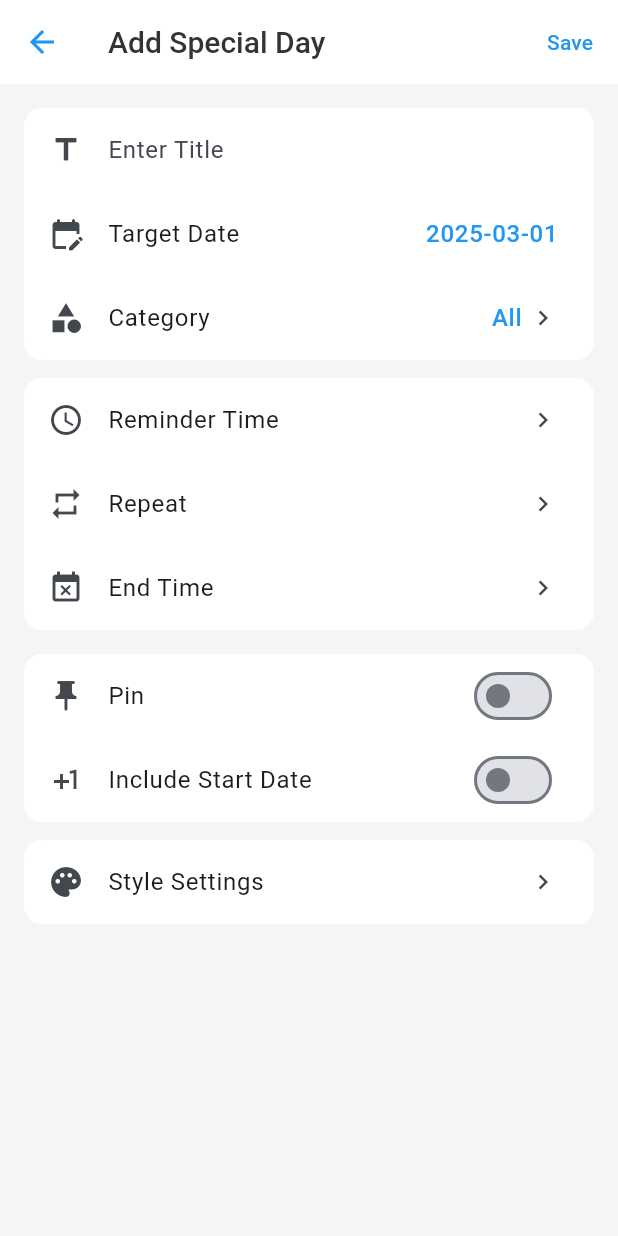
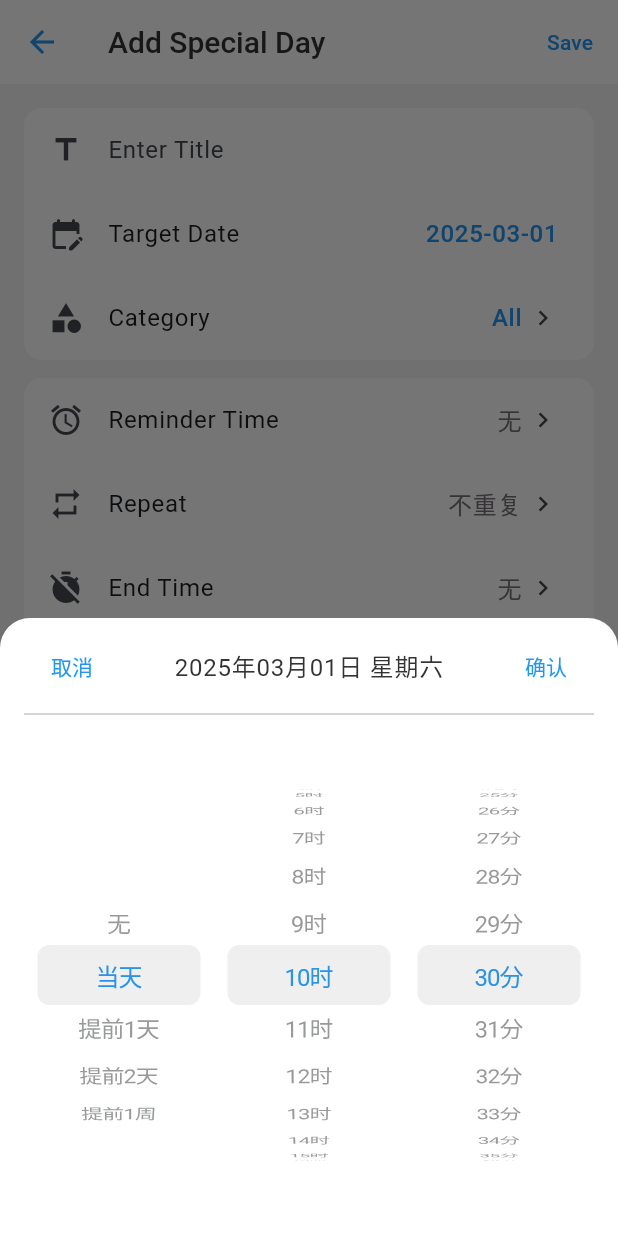
Before and after one commit to Airlur/remind_me, a Flutter app: the AddEventPage screen opened by its route, after a tap on "Reminder Time", on a phone screen of 412 x 824 dp. Run offline on Flutter 3.47's test engine with Material 3 defaults, Android fonts, the phone set to English and light mode, and no system bars; our stand-ins replace equatable, flutter_bloc, flutter_slidable, get_it, hive, hive_flutter and 3 more; missing offline and left inert: lunar; accounts and stored records are empty.

Commit message:
feat：提醒、重复功能界面弹窗搭建

```diff
--- a/lib/models/event.dart
+++ b/lib/models/event.dart
@@ -27,6 +27,22 @@ enum BackgroundType {
   image,
   @HiveField(3)
   animation
+}
+
+@HiveType(typeId: 3)
+enum Repeat {
+  @HiveField(0)
+  none,
+  @HiveField(1)
+  daily,
+  @HiveField(2)
+  weekly,
+  @HiveField(3)
+  monthly,
+  @HiveField(4)
+  yearly,
+  @HiveField(5)
+  custom,
 }
 
 @HiveType(typeId: 0)
@@ -88,6 +104,12 @@ class Event extends Equatable {
   @HiveField(18, defaultValue: false)
   final bool includeStartDay;
 
+  @HiveField(19)
+  final Repeat? repeat;
+
+  @HiveField(20)
+  final DateTime? endTime;
+
   const Event({
     required this.id,
     required this.title,
@@ -108,6 +130,8 @@ class Event extends Equatable {
     this.iconName,
     this.reminderTime,
     this.includeStartDay = false,
+    this.repeat,
+    this.endTime,
   });
 
   Color? get backgroundColor =>
@@ -347,6 +371,8 @@ class Event extends Equatable {
     String? iconName,
     DateTime? reminderTime,
     bool? includeStartDay,
+    Repeat? repeat,
+    DateTime? endTime,
   }) {
     return Event(
       id: id ?? this.id,
@@ -368,6 +394,8 @@ class Event extends Equatable {
       iconName: iconName ?? this.iconName,
       reminderTime: reminderTime ?? this.reminderTime,
       includeStartDay: includeStartDay ?? this.includeStartDay,
+      repeat: repeat ?? this.repeat,
+      endTime: endTime ?? this.endTime,
     );
   }
 
@@ -392,5 +420,7 @@ class Event extends Equatable {
     iconName,
     reminderTime,
     includeStartDay,
+    repeat,
+    endTime,
   ];
 }
--- a/lib/views/pages/date/add_event_page.dart
+++ b/lib/views/pages/date/add_event_page.dart
@@ -4,7 +4,7 @@ import 'package:remind_me/blocs/event/event_bloc.dart';
 import 'package:remind_me/blocs/event/event_event.dart';
 import 'package:remind_me/models/event.dart';
 import 'package:uuid/uuid.dart';
-import 'components/date_picker.dart';
+import 'components/picker/date_picker.dart';
 import 'package:remind_me/l10n/l10n.dart';
 import 'style_settings_page.dart';
 import 'components/category/category_select_page.dart';
@@ -12,6 +12,11 @@ import 'package:remind_me/models/category.dart';
 import 'package:remind_me/utils/common/icon_mapping.dart';
 import 'package:remind_me/utils/common/logger_utils.dart';
 import 'package:remind_me/utils/common/lunar_utils.dart';
+import 'package:intl/intl.dart';
+import 'package:remind_me/theme/app_colors.dart';
+import 'components/picker/reminder_time_picker.dart';
+import 'components/picker/repeat_rule_picker.dart';
+import 'components/picker/end_time_picker.dart';
 
 class AddEventPage extends StatefulWidget {
   const AddEventPage({super.key});
@@ -35,6 +40,9 @@ class _AddEventPageState extends State<AddEventPage> {
   String? _animationType;
   String? _iconName;
   String? _fontFamily;
+  DateTime? _reminderTime;
+  Repeat? _repeat;
+  DateTime? _endTime;
 
   @override
   void dispose() {
@@ -66,13 +74,15 @@ class _AddEventPageState extends State<AddEventPage> {
       animationType: _animationType,
       iconName: _iconName,
       fontFamily: _fontFamily,
+      repeat: _repeat,
+      endTime: _endTime,
     );
 
     context.read<EventBloc>().add(AddEvent(event));
     Navigator.of(context).pop();
   }
 
-  Future<void> _showDatePicker() async {
+  Future<void> _showDatePicker(T) async {
     await showModalBottomSheet(
       context: context,
       backgroundColor: Theme.of(context).colorScheme.surface,
@@ -122,8 +132,60 @@ class _AddEventPageState extends State<AddEventPage> {
     });
   }
 
+  Future<void> _showReminderTimePicker() async {
+    await showModalBottomSheet(
+      context: context,
+      builder: (BuildContext context) {
+        return ReminderTimePicker(
+          initialTime: _reminderTime ?? DateTime.now(),
+          onTimeChanged: (newTime) {
+            setState(() {
+              _reminderTime = newTime;
+            });
+          },
+        );
+      },
+    );
+  }
+
+  Future<void> _showRepeatRulePicker() async {
+    // TODO: 实现重复规则选择
+    await showModalBottomSheet(
+      context: context,
+      builder: (BuildContext context) {
+        return RepeatRulePicker(
+          initialRepeat: _repeat ?? Repeat.none,
+          onRepeatChanged: (newRepeat) {
+            setState(() {
+              _repeat = newRepeat;
+            });
+          },
+        );
+      },
+    );
+  }
+
+  Future<void> _showEndTimePicker() async {
+    // TODO: 实现结束时间选择
+    await showModalBottomSheet(
+      context: context,
+      builder: (BuildContext context) {
+        return EndTimePicker(
+          initialTime: _endTime ?? DateTime.now(),
+          onTimeChanged: (newTime) {
+            setState(() {
+              _endTime = newTime;
+            });
+          },
+        );
+      },
+    );
+  }
+
   @override
   Widget build(BuildContext context) {
+    final theme = Theme.of(context);
+
     return Scaffold(
       appBar: AppBar(
         title: Text(context.l10n.addSpecialDay),
@@ -164,7 +226,7 @@ class _AddEventPageState extends State<AddEventPage> {
                       LunarUtils.formatDate(_targetDate, _isLunar),
                       style: const TextStyle(fontSize: 16, color: Colors.blue),
                     ),
-                    onTap: _showDatePicker,
+                    onTap: () => _showDatePicker(theme),
                   ),
                   ListTile(
                     leading: const Icon(Icons.category),
@@ -175,13 +237,13 @@ class _AddEventPageState extends State<AddEventPage> {
                         if (_categoryIconName != null) Icon(
                           CategoryIconMapping.getIcon(_categoryIconName!),
                           size: 20,
-                          color: Theme.of(context).colorScheme.primary,
+                          color: theme.colorScheme.primary,
                         ),
                         if (_category != null) const SizedBox(width: 4),
                         Text(
                           _category ?? context.l10n.all,
                           style: TextStyle(
-                            color: Theme.of(context).colorScheme.primary,
+                            color: theme.colorScheme.primary,
                             fontSize: 16
                           )
                         ),
@@ -202,30 +264,73 @@ class _AddEventPageState extends State<AddEventPage> {
               child: Column(
                 children: [
                   ListTile(
-                    leading: const Icon(Icons.access_time),
-                    // title: Text(context.l10n.reminderTime),
+                    leading: const Icon(Icons.access_alarm),
                     title: Text(context.l10n.reminderTime),
-                    trailing: const Icon(Icons.chevron_right, size: 20),
-                    onTap: () {
-                      // TODO: 实现提醒时间选择
-                    },
+                    trailing: Row(
+                      mainAxisSize: MainAxisSize.min,
+                      children: [
+                        Text(
+                          _reminderTime != null
+                            ? DateFormat('yyyy-MM-dd HH:mm').format(_reminderTime!)
+                            : '无',
+                          style: TextStyle(
+                            color: _reminderTime != null
+                              ? theme.colorScheme.primary
+                              : AppColors.iconGrayColor,
+                            fontSize: 16,
+                          ),
+                        ),
+                        const SizedBox(width: 4),
+                        const Icon(Icons.chevron_right, size: 20),
+                      ],
+                    ),
+                    onTap: _showReminderTimePicker,
                   ),
                   ListTile(
                     leading: const Icon(Icons.repeat),
-                    // title: Text(context.l10n.repeat),
                     title: Text(context.l10n.repeat),
-                    trailing: const Icon(Icons.chevron_right, size: 20),
-                    onTap: () {
-                      // TODO: 实现重复规则选择
-                    },
+                    trailing: Row(
+                      mainAxisSize: MainAxisSize.min,
+                      children: [
+                        Text(
+                          _repeat != null
+                            ? _repeat.toString().split('.').last
+                            : '不重复',
+                          style: TextStyle(
+                            color: _repeat != null
+                              ? theme.colorScheme.primary
+                              : AppColors.iconGrayColor,
+                            fontSize: 16,
+                          ),
+                        ),
+                        const SizedBox(width: 4),
+                        const Icon(Icons.chevron_right, size: 20),
+                      ],
+                    ),
+                    onTap: _showRepeatRulePicker,
                   ),
                   ListTile(
-                    leading: const Icon(Icons.event_busy),
+                    leading: const Icon(Icons.timer_off),
                     title: Text(context.l10n.endTime),
-                    trailing: const Icon(Icons.chevron_right, size: 20),
-                    onTap: () {
-                      // TODO: 实现结束时间选择
-                    },
+                    trailing: Row(
+                      mainAxisSize: MainAxisSize.min,
+                      children: [
+                        Text(
+                          _endTime != null
+                            ? DateFormat('yyyy-MM-dd HH:mm').format(_endTime!)
+                            : '无',
+                          style: TextStyle(
+                            color: _endTime != null
+                              ? theme.colorScheme.primary
+                              : AppColors.iconGrayColor,
+                            fontSize: 16,
+                          ),
+                        ),
+                        const SizedBox(width: 4),
+                        const Icon(Icons.chevron_right, size: 20),
+                      ],
+                    ),
+                    onTap: _showEndTimePicker,
                   ),
                 ],
               ),
--- /dev/null
+++ b/lib/views/pages/date/components/picker/reminder_time_picker.dart
@@ -0,0 +1,163 @@
+import 'package:flutter/material.dart';
+import 'package:intl/intl.dart';
+import 'package:flutter/cupertino.dart';
+
+class ReminderTimePicker extends StatefulWidget {
+  final DateTime initialTime;
+  final ValueChanged<DateTime> onTimeChanged;
+
+  const ReminderTimePicker({
+    Key? key,
+    required this.initialTime,
+    required this.onTimeChanged,
+  }) : super(key: key);
+
+  @override
+  _ReminderTimePickerState createState() => _ReminderTimePickerState();
+}
+
+class _ReminderTimePickerState extends State<ReminderTimePicker> {
+  late int selectedHour;
+  late int selectedMinute;
+  late DateTime selectedDate;
+  late int selectedDateIndex;
+
+  @override
+  void initState() {
+    super.initState();
+    selectedHour = widget.initialTime.hour;
+    selectedMinute = widget.initialTime.minute;
+    selectedDate = widget.initialTime;
+    selectedDateIndex = _getSelectedDateIndex();
+  }
+
+  void _handleConfirm() {
+    final selectedTime = DateTime(selectedDate.year, selectedDate.month, selectedDate.day, selectedHour, selectedMinute);
+    widget.onTimeChanged(selectedTime);
+    Navigator.pop(context);
+  }
+
+  void _handleCancel() {
+    Navigator.pop(context);
+  }
+
+  int _getSelectedDateIndex() {
+    if (selectedDate.isAtSameMomentAs(DateTime.now())) return 1;
+    if (selectedDate.isBefore(DateTime.now())) {
+      final difference = DateTime.now().difference(selectedDate).inDays;
+      if (difference == 1) return 2;
+      return 0;
+    }
+    if (selectedDate.isAtSameMomentAs(DateTime.now().add(Duration(days: 1)))) return 3;
+    if (selectedDate.isAtSameMomentAs(DateTime.now().add(Duration(days: 2)))) return 4;
+    if (selectedDate.isAtSameMomentAs(DateTime.now().add(Duration(days: 7)))) return 5;
+    return 1;
+  }
+
+  DateTime _calculateDate(int index) {
+    switch (index) {
+      case 0: return DateTime.now(); // 假设“无”表示当前时间
+      case 1: return DateTime.now();
+      case 2: return DateTime.now().subtract(Duration(days: 1));
+      case 3: return DateTime.now().add(Duration(days: 1));
+      case 4: return DateTime.now().add(Duration(days: 2));
+      case 5: return DateTime.now().add(Duration(days: 7));
+      default: return selectedDate;
+    }
+  }
+
+  @override
+  Widget build(BuildContext context) {
+    return Container(
+      height: MediaQuery.of(context).size.height * 0.5, // 占据顶部以下一半的空间
+      padding: const EdgeInsets.symmetric(vertical: 8.0, horizontal: 16.0),
+      decoration: BoxDecoration(
+        color: Theme.of(context).colorScheme.surface,
+        borderRadius: BorderRadius.vertical(top: Radius.circular(20)),
+      ),
+      child: Column(
+        mainAxisSize: MainAxisSize.min,
+        children: [
+          Row(
+            mainAxisAlignment: MainAxisAlignment.spaceBetween,
+            children: [
+              TextButton(
+                onPressed: _handleCancel,
+                child: Text('取消'),
+              ),
+              Text(
+                '${DateFormat('yyyy年MM月dd日').format(selectedDate)} ${DateFormat('EEEE', 'zh_CN').format(selectedDate)}',
+                style: Theme.of(context).textTheme.bodyLarge,
+              ),
+              TextButton(
+                onPressed: _handleConfirm,
+                child: Text('确认'),
+              ),
+            ],
+          ),
+          Divider(),
+          Expanded(
+            child: Row(
+              children: [
+                _buildPickerColumn(
+                  items: ['无', '当天', '提前1天', '提前2天', '提前1周'],
+                  selectedValue: selectedDateIndex,
+                  onChanged: (value) {
+                    setState(() {
+                      selectedDateIndex = value;
+                      selectedDate = _calculateDate(value);
+                    });
+                  },
+                ),
+                _buildPickerColumn(
+                  items: List.generate(24, (index) => '${index}时'),
+                  selectedValue: selectedHour,
+                  onChanged: (value) {
+                    setState(() {
+                      selectedHour = value;
+                    });
+                  },
+                ),
+                _buildPickerColumn(
+                  items: List.generate(60, (index) => '${index}分'),
+                  selectedValue: selectedMinute,
+                  onChanged: (value) {
+                    setState(() {
+                      selectedMinute = value;
+                    });
+                  },
+                ),
+              ],
+            ),
+          ),
+        ],
+      ),
+    );
+  }
+
+  Widget _buildPickerColumn({
+    required List<String> items,
+    required int selectedValue,
+    required ValueChanged<int> onChanged,
+  }) {
+    return Expanded(
+      child: CupertinoPicker(
+        itemExtent: 40,
+        scrollController: FixedExtentScrollController(initialItem: selectedValue),
+        onSelectedItemChanged: onChanged,
+        children: items.map((item) {
+          final isSelected = items.indexOf(item) == selectedValue;
+          return Center(
+            child: Text(
+              item,
+              style: TextStyle(
+                fontSize: 16,
+                color: isSelected ? Theme.of(context).colorScheme.primary : Theme.of(context).colorScheme.onSurface,
+              ),
+            ),
+          );
+        }).toList(),
+      ),
+    );
+  }
+}
--- a/lib/views/pages/date/edit_event_page.dart
+++ b/lib/views/pages/date/edit_event_page.dart
@@ -4,7 +4,7 @@ import 'package:remind_me/blocs/event/event_bloc.dart';
 import 'package:remind_me/blocs/event/event_event.dart';
 import 'package:remind_me/blocs/event/event_state.dart';
 import 'package:remind_me/models/event.dart';
-import 'components/date_picker.dart';
+import 'components/picker/date_picker.dart';
 import 'package:remind_me/l10n/l10n.dart';
 import 'style_settings_page.dart';
 import 'components/category/category_select_page.dart';
```
Also changed, not shown: lib/utils/common/permission_utils.dart (+8 -0 lines), lib/views/pages/date/components/picker/end_time_picker.dart (added, +70 -0 lines), lib/views/pages/date/components/picker/repeat_rule_picker.dart (added, +115 -0 lines), lib/models/event.g.dart, lib/views/pages/date/components/picker/date_picker.dart (renamed from lib/views/pages/date/components/date_picker.dart).
